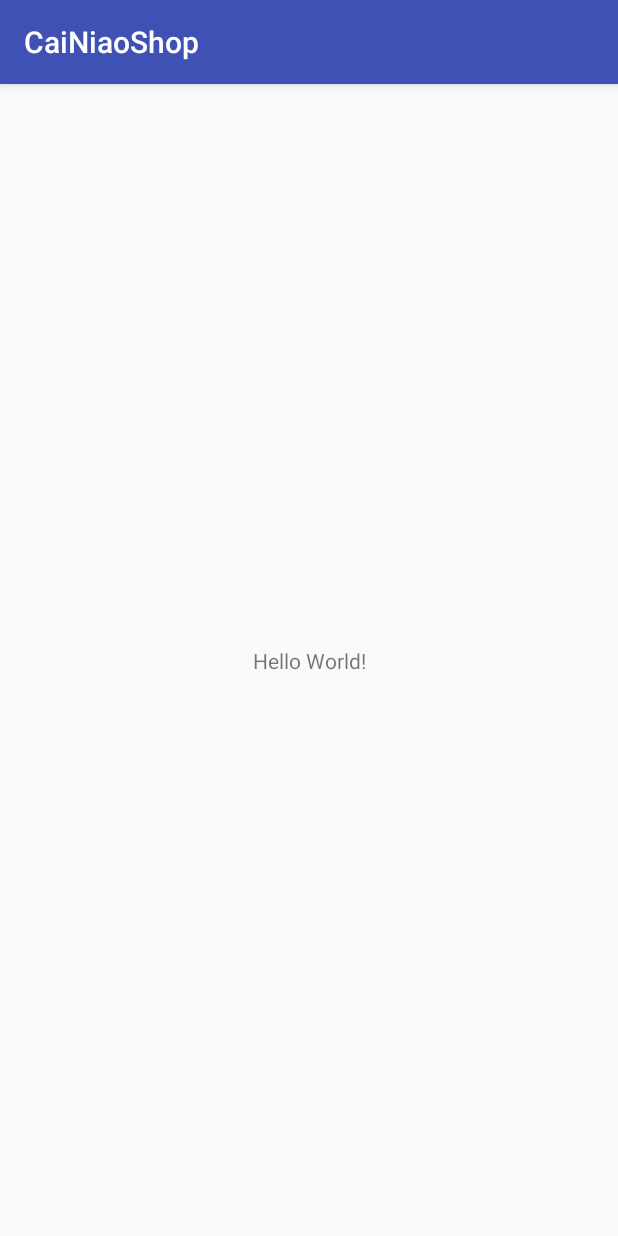
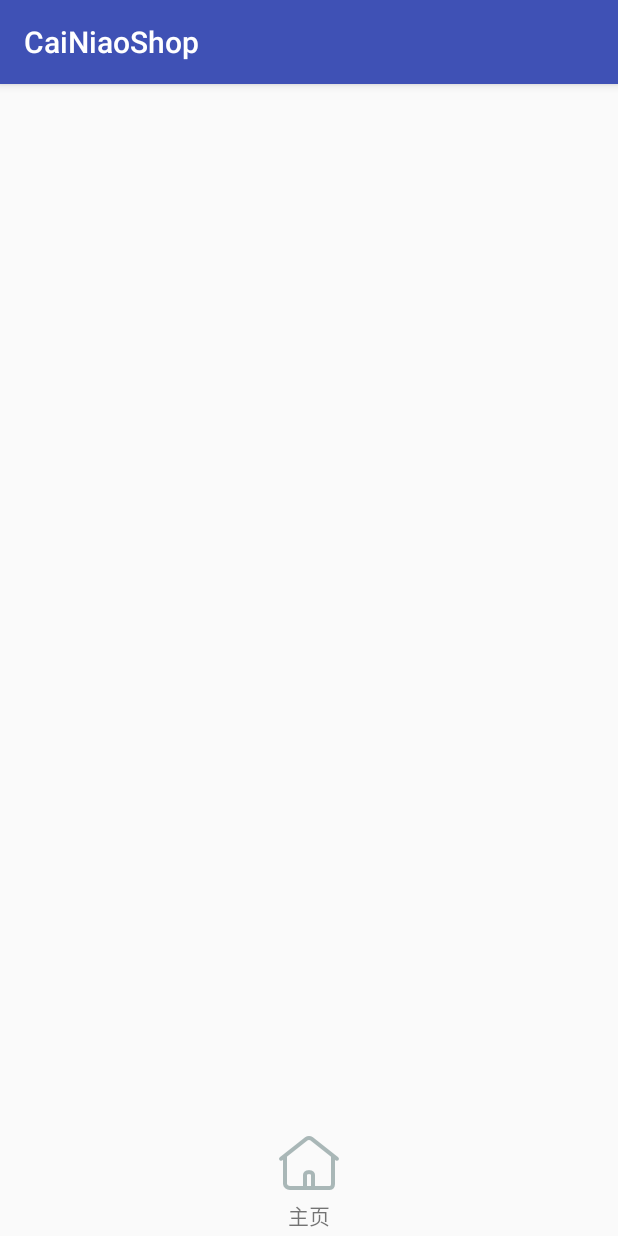
Before and after one commit to foochane/CaiNiaoShop, an Android app: the screen it shows after launch (MainActivity), on a phone screen of 412 x 824 dp. Run offline under Robolectric (Android 15) with nearby library versions, the phone set to English and light mode, and no system bars.

Commit message:
添加第一个fragment

```diff
--- a/app/src/main/java/com/foochane/cainiaoshop/MainActivity.java
+++ b/app/src/main/java/com/foochane/cainiaoshop/MainActivity.java
@@ -1,13 +1,45 @@
 package com.foochane.cainiaoshop;
 
+import android.os.Bundle;
 import android.support.v7.app.AppCompatActivity;
-import android.os.Bundle;
+import android.view.LayoutInflater;
+import android.view.View;
+import android.widget.ImageView;
+import android.widget.TabHost;
+import android.widget.TextView;
 
+import com.foochane.cainiaoshop.fragment.HomeFragment;
+import com.foochane.cainiaoshop.widget.FragmentTabHost;
+
+
+//Activity要继承FragmentActivity
+//AppCompatActivity已经继承了FragmentActivity
 public class MainActivity extends AppCompatActivity {
+
+    private LayoutInflater mInflater;
+
+    private FragmentTabHost mTabhost;
 
     @Override
     protected void onCreate(Bundle savedInstanceState) {
         super.onCreate(savedInstanceState);
         setContentView(R.layout.activity_main);
+
+        mInflater = LayoutInflater.from(this);
+
+        mTabhost = (FragmentTabHost) this.findViewById(android.R.id.tabhost);
+        mTabhost.setup(this,getSupportFragmentManager(),R.id.realtabcontent); //不是tabcontent
+
+
+        View view = mInflater.inflate(R.layout.tab_indicator,null);
+        ImageView img = (ImageView) view.findViewById(R.id.icon_tab);
+        TextView text = (TextView) view.findViewById(R.id.txt_indicator);
+
+        img.setBackgroundResource(R.mipmap.icon_home);
+        text.setText("主页");
+
+        TabHost.TabSpec  tabSpec = mTabhost.newTabSpec("home");
+        tabSpec.setIndicator(view);
+        mTabhost.addTab(tabSpec , HomeFragment.class,null);
     }
 }
--- /dev/null
+++ b/app/src/main/java/com/foochane/cainiaoshop/fragment/HomeFragment.java
@@ -0,0 +1,12 @@
+package com.foochane.cainiaoshop.fragment;
+
+
+//注意：不是import android.app.Fragment;
+import android.support.v4.app.Fragment;
+
+/**
+ * Created by foochane on 2017/5/18 0018.
+ */
+
+public class HomeFragment extends Fragment {
+}
--- /dev/null
+++ b/app/src/main/java/com/foochane/cainiaoshop/widget/FragmentTabHost.java
@@ -0,0 +1,378 @@
+package com.foochane.cainiaoshop.widget;
+
+
+
+/**
+ * Created by monkey
+ * on 2014/9/24
+ * 功能描述：修改过的FragmentTabHost,保存fragment实例不销毁
+ */
+/*
+ * Copyright (C) 2012 The Android Open Source Project
+ *
+ * Licensed under the Apache License, Version 2.0 (the "License");
+ * you may not use this file except in compliance with the License.
+ * You may obtain a copy of the License at
+ *
+ *      http://www.apache.org/licenses/LICENSE-2.0
+ *
+ * Unless required by applicable law or agreed to in writing, software
+ * distributed under the License is distributed on an "AS IS" BASIS,
+ * WITHOUT WARRANTIES OR CONDITIONS OF ANY KIND, either express or implied.
+ * See the License for the specific language governing permissions and
+ * limitations under the License.
+ */
+
+
+
+import android.content.Context;
+import android.content.res.TypedArray;
+import android.os.Bundle;
+import android.os.Parcel;
+import android.os.Parcelable;
+import android.support.v4.app.Fragment;
+import android.support.v4.app.FragmentManager;
+import android.support.v4.app.FragmentTransaction;
+import android.util.AttributeSet;
+import android.view.View;
+import android.view.ViewGroup;
+import android.widget.FrameLayout;
+import android.widget.LinearLayout;
+import android.widget.TabHost;
+import android.widget.TabWidget;
+
+import java.util.ArrayList;
+
+/**
+ * Special TabHost that allows the use of {@link Fragment} objects for its tab
+ * content. When placing this in a view hierarchy, after inflating the hierarchy
+ * you must call {@link #setup(Context, FragmentManager, int)} to complete the
+ * initialization of the tab host.
+ *
+ * <p>
+ * Here is a simple example of using a FragmentTabHost in an Activity:
+ *
+ * {@sample
+ * development/samples/Support4Demos/src/com/example/android/supportv4/app/
+ * FragmentTabs.java complete}
+ *
+ * <p>
+ * This can also be used inside of a fragment through fragment nesting:
+ *
+ * {@sample
+ * development/samples/Support4Demos/src/com/example/android/supportv4/app/
+ * FragmentTabsFragmentSupport.java complete}
+ */
+public class FragmentTabHost extends TabHost implements
+        TabHost.OnTabChangeListener {
+    private final ArrayList<TabInfo> mTabs = new ArrayList<TabInfo>();
+    private FrameLayout mRealTabContent;
+    private Context mContext;
+    private FragmentManager mFragmentManager;
+    private int mContainerId;
+    private OnTabChangeListener mOnTabChangeListener;
+    private TabInfo mLastTab;
+    private boolean mAttached;
+
+    static final class TabInfo {
+        private final String tag;
+        private final Class<?> clss;
+        private final Bundle args;
+        private Fragment fragment;
+
+        TabInfo(String _tag, Class<?> _class, Bundle _args) {
+            tag = _tag;
+            clss = _class;
+            args = _args;
+        }
+    }
+
+    static class DummyTabFactory implements TabContentFactory {
+        private final Context mContext;
+
+        public DummyTabFactory(Context context) {
+            mContext = context;
+        }
+
+        @Override
+        public View createTabContent(String tag) {
+            View v = new View(mContext);
+            v.setMinimumWidth(0);
+            v.setMinimumHeight(0);
+            return v;
+        }
+    }
+
+    static class SavedState extends BaseSavedState {
+        String curTab;
+
+        SavedState(Parcelable superState) {
+            super(superState);
+        }
+
+        private SavedState(Parcel in) {
+            super(in);
+            curTab = in.readString();
+        }
+
+        @Override
+        public void writeToParcel(Parcel out, int flags) {
+            super.writeToParcel(out, flags);
+            out.writeString(curTab);
+        }
+
+        @Override
+        public String toString() {
+            return "FragmentTabHost.SavedState{"
+                    + Integer.toHexString(System.identityHashCode(this))
+                    + " curTab=" + curTab + "}";
+        }
+
+        public static final Creator<SavedState> CREATOR = new Creator<SavedState>() {
+            public SavedState createFromParcel(Parcel in) {
+                return new SavedState(in);
+            }
+
+            public SavedState[] newArray(int size) {
+                return new SavedState[size];
+            }
+        };
+    }
+
+    public FragmentTabHost(Context context) {
+        // Note that we call through to the version that takes an AttributeSet,
+        // because the simple Context construct can result in a broken object!
+        super(context, null);
+        initFragmentTabHost(context, null);
+    }
+
+    public FragmentTabHost(Context context, AttributeSet attrs) {
+        super(context, attrs);
+        initFragmentTabHost(context, attrs);
+    }
+
+    private void initFragmentTabHost(Context context, AttributeSet attrs) {
+        TypedArray a = context.obtainStyledAttributes(attrs,
+                new int[] { android.R.attr.inflatedId }, 0, 0);
+        mContainerId = a.getResourceId(0, 0);
+        a.recycle();
+
+        super.setOnTabChangedListener(this);
+    }
+
+    private void ensureHierarchy(Context context) {
+        // If owner hasn't made its own view hierarchy, then as a convenience
+        // we will construct a standard one here.
+        if (findViewById(android.R.id.tabs) == null) {
+            LinearLayout ll = new LinearLayout(context);
+            ll.setOrientation(LinearLayout.VERTICAL);
+            addView(ll, new LayoutParams(
+                    ViewGroup.LayoutParams.MATCH_PARENT,
+                    ViewGroup.LayoutParams.MATCH_PARENT));
+
+            TabWidget tw = new TabWidget(context);
+            tw.setId(android.R.id.tabs);
+            tw.setOrientation(TabWidget.HORIZONTAL);
+            ll.addView(tw, new LinearLayout.LayoutParams(
+                    ViewGroup.LayoutParams.MATCH_PARENT,
+                    ViewGroup.LayoutParams.WRAP_CONTENT, 0));
+
+            FrameLayout fl = new FrameLayout(context);
+            fl.setId(android.R.id.tabcontent);
+            ll.addView(fl, new LinearLayout.LayoutParams(0, 0, 0));
+
+            mRealTabContent = fl = new FrameLayout(context);
+            mRealTabContent.setId(mContainerId);
+            ll.addView(fl, new LinearLayout.LayoutParams(
+                    LinearLayout.LayoutParams.MATCH_PARENT, 0, 1));
+        }
+    }
+
+    /**
+     * @deprecated Don't call the original TabHost setup, you must instead call
+     *             {@link #setup(Context, FragmentManager)} or
+     *             {@link #setup(Context, FragmentManager, int)}.
+     */
+    @Override
+    @Deprecated
+    public void setup() {
+        throw new IllegalStateException(
+                "Must call setup() that takes a Context and FragmentManager");
+    }
+
+    public void setup(Context context, FragmentManager manager) {
+        ensureHierarchy(context); // Ensure views required by super.setup()
+        super.setup();
+        mContext = context;
+        mFragmentManager = manager;
+        ensureContent();
+    }
+
+    public void setup(Context context, FragmentManager manager, int containerId) {
+        ensureHierarchy(context); // Ensure views required by super.setup()
+        super.setup();
+        mContext = context;
+        mFragmentManager = manager;
+        mContainerId = containerId;
+        ensureContent();
+        mRealTabContent.setId(containerId);
+
+        // We must have an ID to be able to save/restore our state. If
+        // the owner hasn't set one at this point, we will set it ourself.
+        if (getId() == View.NO_ID) {
+            setId(android.R.id.tabhost);
+        }
+    }
+
+    private void ensureContent() {
+        if (mRealTabContent == null) {
+            mRealTabContent = (FrameLayout) findViewById(mContainerId);
+            if (mRealTabContent == null) {
+                throw new IllegalStateException(
+                        "No tab content FrameLayout found for id "
+                                + mContainerId);
+            }
+        }
+    }
+
+    @Override
+    public void setOnTabChangedListener(OnTabChangeListener l) {
+        mOnTabChangeListener = l;
+    }
+
+    public void addTab(TabSpec tabSpec, Class<?> clss, Bundle args) {
+        tabSpec.setContent(new DummyTabFactory(mContext));
+        String tag = tabSpec.getTag();
+
+        TabInfo info = new TabInfo(tag, clss, args);
+
+        if (mAttached) {
+            // If we are already attached to the window, then check to make
+            // sure this tab's fragment is inactive if it exists. This shouldn't
+            // normally happen.
+            info.fragment = mFragmentManager.findFragmentByTag(tag);
+            if (info.fragment != null && !info.fragment.isDetached()) {
+                FragmentTransaction ft = mFragmentManager.beginTransaction();
+//				ft.detach(info.fragment);
+                ft.hide(info.fragment);
+                ft.commit();
+            }
+        }
+
+        mTabs.add(info);
+        addTab(tabSpec);
+    }
+
+    @Override
+    protected void onAttachedToWindow() {
+        super.onAttachedToWindow();
+
+        String currentTab = getCurrentTabTag();
+
+        // Go through all tabs and make sure their fragments match
+        // the correct state.
+        FragmentTransaction ft = null;
+        for (int i = 0; i < mTabs.size(); i++) {
+            TabInfo tab = mTabs.get(i);
+            tab.fragment = mFragmentManager.findFragmentByTag(tab.tag);
+//			if (tab.fragment != null && !tab.fragment.isDetached()) {
+            if (tab.fragment != null) {
+                if (tab.tag.equals(currentTab)) {
+                    // The fragment for this tab is already there and
+                    // active, and it is what we really want to have
+                    // as the current tab. Nothing to do.
+                    mLastTab = tab;
+                } else {
+                    // This fragment was restored in the active state,
+                    // but is not the current tab. Deactivate it.
+                    if (ft == null) {
+                        ft = mFragmentManager.beginTransaction();
+                    }
+//					ft.detach(tab.fragment);
+                    ft.hide(tab.fragment);
+                }
+            }
+        }
+
+        // We are now ready to go. Make sure we are switched to the
+        // correct tab.
+        mAttached = true;
+        ft = doTabChanged(currentTab, ft);
+        if (ft != null) {
+            ft.commitAllowingStateLoss();
+            mFragmentManager.executePendingTransactions();
+        }
+    }
+
+    @Override
+    protected void onDetachedFromWindow() {
+        super.onDetachedFromWindow();
+        mAttached = false;
+    }
+
+    @Override
+    protected Parcelable onSaveInstanceState() {
+        Parcelable superState = super.onSaveInstanceState();
+        SavedState ss = new SavedState(superState);
+        ss.curTab = getCurrentTabTag();
+        return ss;
+    }
+
+    @Override
+    protected void onRestoreInstanceState(Parcelable state) {
+        SavedState ss = (SavedState) state;
+        super.onRestoreInstanceState(ss.getSuperState());
+        setCurrentTabByTag(ss.curTab);
+    }
+
+    @Override
+    public void onTabChanged(String tabId) {
+        if (mAttached) {
+            FragmentTransaction ft = doTabChanged(tabId, null);
+            if (ft != null) {
+                ft.commit();
+            }
+        }
+        if (mOnTabChangeListener != null) {
+            mOnTabChangeListener.onTabChanged(tabId);
+        }
+    }
+
+    private FragmentTransaction doTabChanged(String tabId,
+                                             FragmentTransaction ft) {
+        TabInfo newTab = null;
+        for (int i = 0; i < mTabs.size(); i++) {
+            TabInfo tab = mTabs.get(i);
+            if (tab.tag.equals(tabId)) {
+                newTab = tab;
+            }
+        }
+        if (newTab == null) {
+            throw new IllegalStateException("No tab known for tag " + tabId);
+        }
+        if (mLastTab != newTab) {
+            if (ft == null) {
+                ft = mFragmentManager.beginTransaction();
+            }
+            if (mLastTab != null) {
+                if (mLastTab.fragment != null) {
+//					ft.detach(mLastTab.fragment);
+                    ft.hide(mLastTab.fragment);
+                }
+            }
+            if (newTab != null) {
+                if (newTab.fragment == null) {
+                    newTab.fragment = Fragment.instantiate(mContext,
+                            newTab.clss.getName(), newTab.args);
+                    ft.add(mContainerId, newTab.fragment, newTab.tag);
+                } else {
+//					ft.attach(newTab.fragment);
+                    ft.show(newTab.fragment);
+                }
+            }
+
+            mLastTab = newTab;
+        }
+        return ft;
+    }
+}
--- a/app/src/main/res/layout/activity_main.xml
+++ b/app/src/main/res/layout/activity_main.xml
@@ -1,18 +1,30 @@
-<?xml version="1.0" encoding="utf-8"?>
-<android.support.constraint.ConstraintLayout xmlns:android="http://schemas.android.com/apk/res/android"
-    xmlns:app="http://schemas.android.com/apk/res-auto"
+<LinearLayout xmlns:android="http://schemas.android.com/apk/res/android"
     xmlns:tools="http://schemas.android.com/tools"
     android:layout_width="match_parent"
     android:layout_height="match_parent"
-    tools:context="com.foochane.cainiaoshop.MainActivity">
+    xmlns:app="http://schemas.android.com/apk/res-auto"
+    tools:context=".MainActivity"
+    android:orientation="vertical">
 
-    <TextView
-        android:layout_width="wrap_content"
-        android:layout_height="wrap_content"
-        android:text="Hello World!"
-        app:layout_constraintBottom_toBottomOf="parent"
-        app:layout_constraintLeft_toLeftOf="parent"
-        app:layout_constraintRight_toRightOf="parent"
-        app:layout_constraintTop_toTopOf="parent" />
 
-</android.support.constraint.ConstraintLayout>
+    <FrameLayout
+        android:id="@+id/realtabcontent"
+        android:layout_width="fill_parent"
+        android:layout_height="0dip"
+        android:layout_weight="1" />
+
+
+    <com.foochane.cainiaoshop.widget.FragmentTabHost
+        android:id="@android:id/tabhost"
+        android:layout_width="fill_parent"
+        android:layout_height="wrap_content">
+
+        <!--官方要求必须是Framelayout，而且id必须是tabcontent-->
+        <FrameLayout
+            android:id="@android:id/tabcontent"
+            android:layout_width="0dp"
+            android:layout_height="0dp"
+            android:layout_weight="0" />
+    </com.foochane.cainiaoshop.widget.FragmentTabHost>
+
+</LinearLayout>
--- /dev/null
+++ b/app/src/main/res/layout/tab_indicator.xml
@@ -0,0 +1,26 @@
+<LinearLayout xmlns:android="http://schemas.android.com/apk/res/android"
+    android:orientation="vertical"
+    android:layout_width="match_parent"
+    android:layout_height="match_parent"
+    android:layout_gravity="center"
+    android:paddingTop="3dp"
+    android:paddingBottom="3dp"
+    android:gravity="center">
+
+
+    <ImageView
+        android:id="@+id/icon_tab"
+        android:layout_width="wrap_content"
+        android:layout_height="wrap_content"
+        />
+
+    <TextView
+        android:id="@+id/txt_indicator"
+        android:layout_width="wrap_content"
+        android:layout_height="wrap_content"
+        android:layout_marginTop="2dp" />
+
+
+
+
+</LinearLayout>
```
Also changed, not shown: app/src/main/res/mipmap-hdpi/icon_home.png (added), 2 other files.
